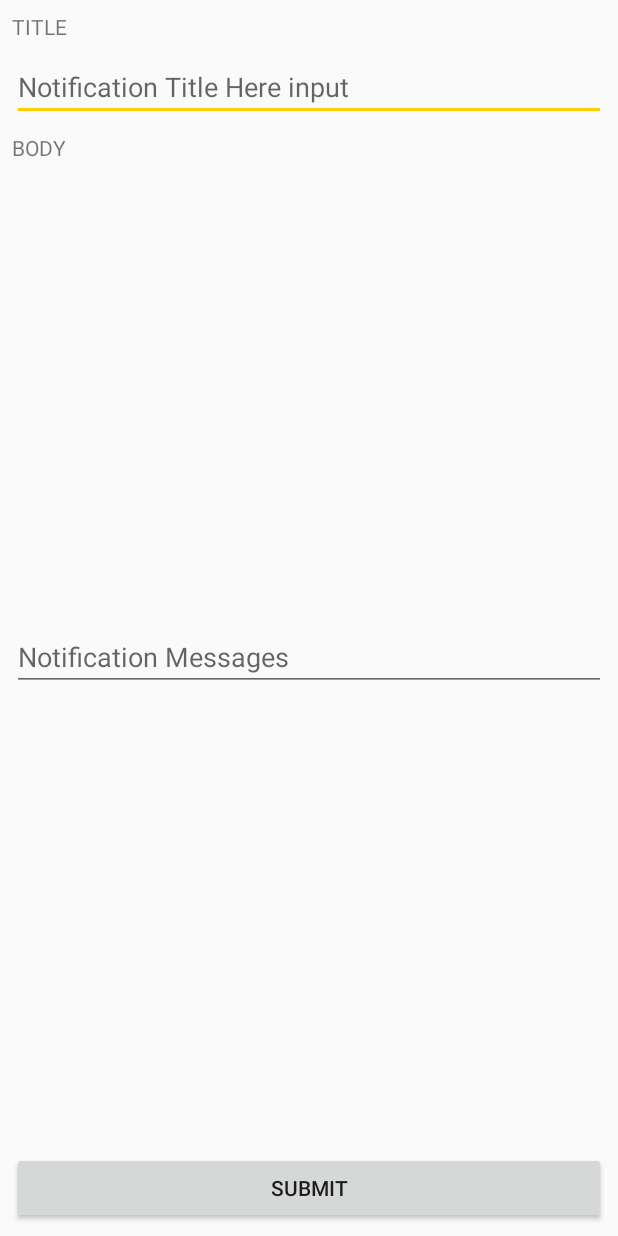
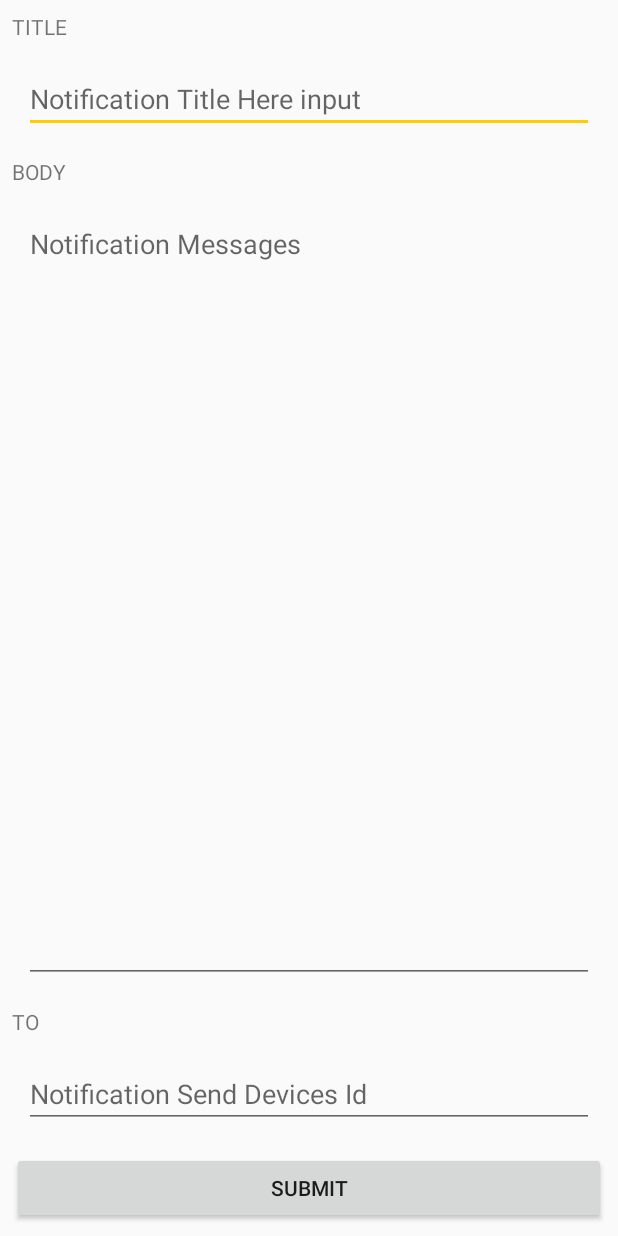
Before and after one commit to TakahiroTsuchiya/KotlinSample, an Android app: the layout activity_detail.xml on its own in the app's theme, with its tools: preview values and no code run, on a phone screen of 412 x 824 dp. Run offline under Robolectric (Android 15) with nearby library versions, the phone set to English and light mode, and no system bars.

Commit message:
🆙  :up: add Devices id input area

```diff
--- a/app/src/main/java/com/sample/sampleapplication_madebykotlin/activity/DetailActivity.kt
+++ b/app/src/main/java/com/sample/sampleapplication_madebykotlin/activity/DetailActivity.kt
@@ -18,13 +18,16 @@ class DetailActivity: AppCompatActivity() {
 
         var title = "dummy first name"
         var body = "dummy body name"
+        var to = "dummy to"
         if (intent != null) {
             Log.d(TAG, "intent > title : " + intent.extras.getString("title"))
             Log.d(TAG, "intent > body : " + intent.extras.getString("body"))
+            Log.d(TAG, "intent > to : " + intent.extras.getString("to"))
             title = intent.extras.getString("title")
             body = intent.extras.getString("body")
+            to = intent.extras.getString("to")
         }
-        val detail = InputDetail(title, body)
+        val detail = InputDetail(title, body, to)
         // set DataBinding
         val binding = DataBindingUtil.setContentView<ActivityDetailBinding>(this, R.layout.activity_detail)
         binding.detail = detail
--- a/app/src/main/java/com/sample/sampleapplication_madebykotlin/activity/MainActivity.kt
+++ b/app/src/main/java/com/sample/sampleapplication_madebykotlin/activity/MainActivity.kt
@@ -20,6 +20,7 @@ class MainActivity : AppCompatActivity() {
         val newIntent = Intent(this, DetailActivity::class.java)
         newIntent.putExtra("title", "Main TITLE Activity")
         newIntent.putExtra("body", "Main BODY Activity")
+        newIntent.putExtra("to", "Main TO Activity")
         startActivity(newIntent)
 
         // TODO: [check] Google Play 開発者サービスのチェック
--- a/app/src/main/java/com/sample/sampleapplication_madebykotlin/viewmodel/InputDetail.kt
+++ b/app/src/main/java/com/sample/sampleapplication_madebykotlin/viewmodel/InputDetail.kt
@@ -6,7 +6,7 @@ import android.text.TextUtils
 import android.util.Log
 import com.android.databinding.library.baseAdapters.BR
 
-class InputDetail(title: String, body: String): BaseObservable() {
+class InputDetail(title: String, body: String, to: String = ""): BaseObservable() {
 
     @Bindable
     var title = title
@@ -22,17 +22,25 @@ class InputDetail(title: String, body: String): BaseObservable() {
             notifyPropertyChanged(BR.submitConditon)
         }
 
+    @Bindable
+    var to = to
+        set(value) {
+            field = value
+            notifyPropertyChanged(BR.submitConditon)
+        }
+
     @get:Bindable
     var isSubmitConditon:Boolean = false
         get() {
-            val isCondition = (!TextUtils.isEmpty(title) && !TextUtils.isEmpty(body))
+            val isCondition = (!TextUtils.isEmpty(title) && !TextUtils.isEmpty(body) && !TextUtils.isEmpty(to))
             Log.d("InputDetail", "CONDITION : $isCondition")
             return isCondition
         }
 
-    fun sendNotification() {
+    fun onClickSendNotifications() {
         Log.d("InputDetail", " click send Button, call sendNotification.")
         Log.d("InputDetail", " click send Button, TITLE $title")
         Log.d("InputDetail", " click send Button, BODY $body")
+        Log.d("InputDetail", " click send Button, TO $to")
     }
 }
--- a/app/src/main/res/layout/activity_detail.xml
+++ b/app/src/main/res/layout/activity_detail.xml
@@ -17,7 +17,9 @@
             android:layout_marginTop="8dp"
             android:layout_marginEnd="8dp"
             android:layout_marginRight="8dp"
+            android:layout_marginBottom="8dp"
             android:text="@string/ui_detail_title_text"
+            app:layout_constraintBottom_toTopOf="@+id/detail_title_edit"
             app:layout_constraintEnd_toEndOf="parent"
             app:layout_constraintStart_toStartOf="parent"
             app:layout_constraintTop_toTopOf="parent" />
@@ -26,30 +28,92 @@
             android:id="@+id/detail_title_edit"
             android:layout_width="match_parent"
             android:layout_height="wrap_content"
-            android:layout_marginEnd="8dp"
-            android:layout_marginStart="8dp"
+            android:layout_marginStart="16dp"
+            android:layout_marginLeft="16dp"
             android:layout_marginTop="8dp"
+            android:layout_marginEnd="16dp"
+            android:layout_marginRight="16dp"
+            android:layout_marginBottom="8dp"
             android:hint="@string/ui_detail_title_hint"
             android:inputType="text"
             android:text="@={detail.title}"
+            app:layout_constraintBottom_toTopOf="@+id/detail_body_text"
             app:layout_constraintEnd_toEndOf="parent"
             app:layout_constraintStart_toStartOf="parent"
-            app:layout_constraintTop_toBottomOf="@id/detail_title_text" />
+            app:layout_constraintTop_toBottomOf="@+id/detail_title_text" />
 
         <TextView
             android:id="@+id/detail_body_text"
             android:layout_width="match_parent"
             android:layout_height="wrap_content"
             android:layout_marginStart="8dp"
+            android:layout_marginLeft="8dp"
             android:layout_marginTop="8dp"
             android:layout_marginEnd="8dp"
+            android:layout_marginRight="8dp"
+            android:layout_marginBottom="8dp"
             android:text="@string/ui_detail_body_text"
+            app:layout_constraintBottom_toTopOf="@+id/detail_body_edit"
             app:layout_constraintEnd_toEndOf="parent"
             app:layout_constraintStart_toStartOf="parent"
             app:layout_constraintTop_toBottomOf="@+id/detail_title_edit" />
 
         <EditText
             android:id="@+id/detail_body_edit"
+            android:layout_width="0dp"
+            android:layout_height="0dp"
+            android:layout_marginStart="16dp"
+            android:layout_marginLeft="16dp"
+            android:layout_marginTop="8dp"
+            android:layout_marginEnd="16dp"
+            android:layout_marginRight="16dp"
+            android:layout_marginBottom="8dp"
+            android:gravity="top|start"
+            android:hint="@string/ui_detail_body_hint"
+            android:inputType="textLongMessage"
+            android:text="@={detail.body}"
+            app:layout_constraintBottom_toTopOf="@+id/detail_to_text"
+            app:layout_constraintEnd_toEndOf="parent"
+            app:layout_constraintStart_toStartOf="parent"
+            app:layout_constraintTop_toBottomOf="@+id/detail_body_text" />
+
+
+        <TextView
+            android:id="@+id/detail_to_text"
+            android:layout_width="match_parent"
+            android:layout_height="wrap_content"
+            android:layout_marginStart="8dp"
+            android:layout_marginLeft="8dp"
+            android:layout_marginTop="8dp"
+            android:layout_marginEnd="8dp"
+            android:layout_marginRight="8dp"
+            android:layout_marginBottom="8dp"
+            android:text="@string/ui_detail_to_text"
+            app:layout_constraintBottom_toTopOf="@+id/detail_to_edit"
+            app:layout_constraintEnd_toEndOf="parent"
+            app:layout_constraintStart_toStartOf="parent"
+            app:layout_constraintTop_toBottomOf="@+id/detail_body_edit" />
+
+        <EditText
+            android:id="@+id/detail_to_edit"
+            android:layout_width="match_parent"
+            android:layout_height="wrap_content"
+            android:layout_marginStart="16dp"
+            android:layout_marginLeft="16dp"
+            android:layout_marginTop="8dp"
+            android:layout_marginEnd="16dp"
+            android:layout_marginRight="16dp"
+            android:layout_marginBottom="8dp"
+            android:hint="@string/ui_detail_to_hint"
+            android:inputType="text"
+            android:text="@={detail.to}"
+            app:layout_constraintBottom_toTopOf="@+id/detail_submit_button"
+            app:layout_constraintEnd_toEndOf="parent"
+            app:layout_constraintStart_toStartOf="parent"
+            app:layout_constraintTop_toBottomOf="@+id/detail_to_text" />
+
+        <Button
+            android:id="@+id/detail_submit_button"
             android:layout_width="0dp"
             android:layout_height="wrap_content"
             android:layout_marginStart="8dp"
@@ -58,31 +122,13 @@
             android:layout_marginEnd="8dp"
             android:layout_marginRight="8dp"
             android:layout_marginBottom="8dp"
-            android:gravity="top|start"
-            android:hint="@string/ui_detail_body_hint"
-            android:inputType="textLongMessage"
-            android:text="@={detail.body}"
-            app:layout_constraintBottom_toTopOf="@+id/detail_submit_button"
-            app:layout_constraintEnd_toEndOf="parent"
-            app:layout_constraintHorizontal_bias="0.0"
-            app:layout_constraintStart_toStartOf="parent"
-            app:layout_constraintTop_toBottomOf="@+id/detail_body_text" />
-
-        <Button
-            android:id="@+id/detail_submit_button"
-            android:layout_width="0dp"
-            android:layout_height="wrap_content"
-            android:layout_marginBottom="8dp"
-            android:layout_marginEnd="8dp"
-            android:layout_marginLeft="8dp"
-            android:layout_marginRight="8dp"
-            android:layout_marginStart="8dp"
+            android:enabled="@{detail.submitConditon}"
+            android:onClick="@{() -> detail.onClickSendNotifications()}"
             android:text="@string/ui_detail_button_submit"
-            android:enabled="@{detail.submitConditon}"
-            android:onClick="@{() -> detail.sendNotification()}"
             app:layout_constraintBottom_toBottomOf="parent"
             app:layout_constraintEnd_toEndOf="parent"
-            app:layout_constraintStart_toStartOf="parent" />
+            app:layout_constraintStart_toStartOf="parent"
+            app:layout_constraintTop_toBottomOf="@+id/detail_to_edit" />
 
     </android.support.constraint.ConstraintLayout>
 </layout>
--- a/app/src/main/res/values/strings.xml
+++ b/app/src/main/res/values/strings.xml
@@ -6,7 +6,9 @@
 
     <string name="ui_detail_title_text">TITLE</string>
     <string name="ui_detail_body_text">BODY</string>
+    <string name="ui_detail_to_text">TO</string>
     <string name="ui_detail_button_submit">Submit</string>
     <string name="ui_detail_body_hint">Notification Messages</string>
     <string name="ui_detail_title_hint">Notification Title Here input</string>
+    <string name="ui_detail_to_hint">Notification Send Devices Id</string>
 </resources>
```
